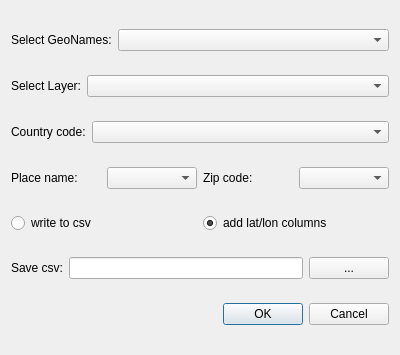
First picture: the form in GeoNamesGeocoder/geonames_geocoder_dialog_base.ui, repository TomGeoDK/geonames-geocoder, before the edit.
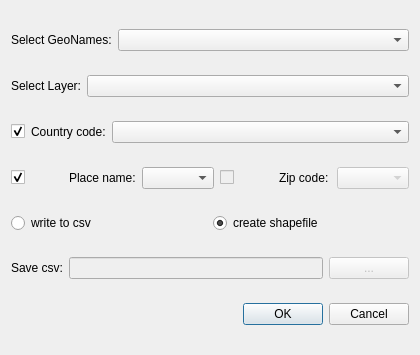
Second picture: the form after the edit.

Commit message: principal logic behind the ui done, missing the handling of checkboxes, writing the cvs file, creating shapefile from input data and geo-coding results, SQL queries to do the actual geo-coding.

Patch:
```diff
--- a/GeoNamesGeocoder/geonames_geocoder_dialog_base.ui
+++ b/GeoNamesGeocoder/geonames_geocoder_dialog_base.ui
@@ -6,7 +6,7 @@
    <rect>
     <x>0</x>
     <y>0</y>
-    <width>400</width>
+    <width>420</width>
     <height>355</height>
    </rect>
   </property>
@@ -46,7 +46,17 @@
     </layout>
    </item>
    <item>
-    <layout class="QHBoxLayout" name="horizontalLayout_3" stretch="0,1">
+    <layout class="QHBoxLayout" name="horizontalLayout_3" stretch="0,0,1">
+     <item>
+      <widget class="QCheckBox" name="chb_cntr">
+       <property name="text">
+        <string/>
+       </property>
+       <property name="checked">
+        <bool>true</bool>
+       </property>
+      </widget>
+     </item>
      <item>
       <widget class="QLabel" name="lbl_cntr">
        <property name="text">
@@ -61,6 +71,16 @@
    </item>
    <item>
     <layout class="QHBoxLayout" name="horizontalLayout_4">
+     <item>
+      <widget class="QCheckBox" name="chb_place">
+       <property name="text">
+        <string/>
+       </property>
+       <property name="checked">
+        <bool>true</bool>
+       </property>
+      </widget>
+     </item>
      <item>
       <widget class="QLabel" name="lbl_place">
        <property name="text">
@@ -69,7 +89,24 @@
       </widget>
      </item>
      <item>
-      <widget class="QComboBox" name="cmb_place"/>
+      <widget class="QComboBox" name="cmb_place">
+       <property name="duplicatesEnabled">
+        <bool>true</bool>
+       </property>
+      </widget>
+     </item>
+     <item>
+      <widget class="QCheckBox" name="chb_zip">
+       <property name="enabled">
+        <bool>false</bool>
+       </property>
+       <property name="text">
+        <string/>
+       </property>
+       <property name="checked">
+        <bool>false</bool>
+       </property>
+      </widget>
      </item>
      <item>
       <widget class="QLabel" name="lbl_zip">
@@ -79,7 +116,14 @@
       </widget>
      </item>
      <item>
-      <widget class="QComboBox" name="cmb_zip"/>
+      <widget class="QComboBox" name="cmb_zip">
+       <property name="enabled">
+        <bool>false</bool>
+       </property>
+       <property name="duplicatesEnabled">
+        <bool>true</bool>
+       </property>
+      </widget>
      </item>
     </layout>
    </item>
@@ -95,7 +139,7 @@
      <item>
       <widget class="QRadioButton" name="rdb_col">
        <property name="text">
-        <string>add lat/lon columns</string>
+        <string>create shapefile</string>
        </property>
        <property name="checked">
         <bool>true</bool>
@@ -114,10 +158,17 @@
       </widget>
      </item>
      <item>
-      <widget class="QLineEdit" name="ledt_csv"/>
+      <widget class="QLineEdit" name="ledt_csv">
+       <property name="enabled">
+        <bool>false</bool>
+       </property>
+      </widget>
      </item>
      <item>
       <widget class="QPushButton" name="btn_csv">
+       <property name="enabled">
+        <bool>false</bool>
+       </property>
        <property name="text">
         <string>...</string>
        </property>
```
Left out of the diff: 129 changed lines with no effect on the pictures. The commit also changes 2 other files.
